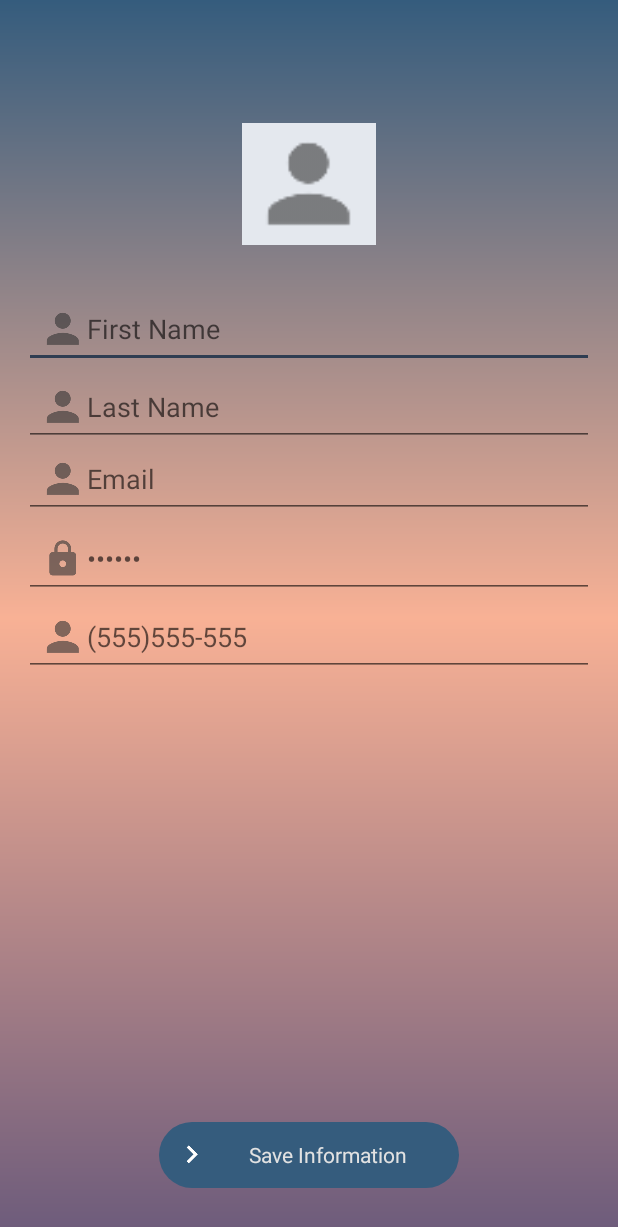
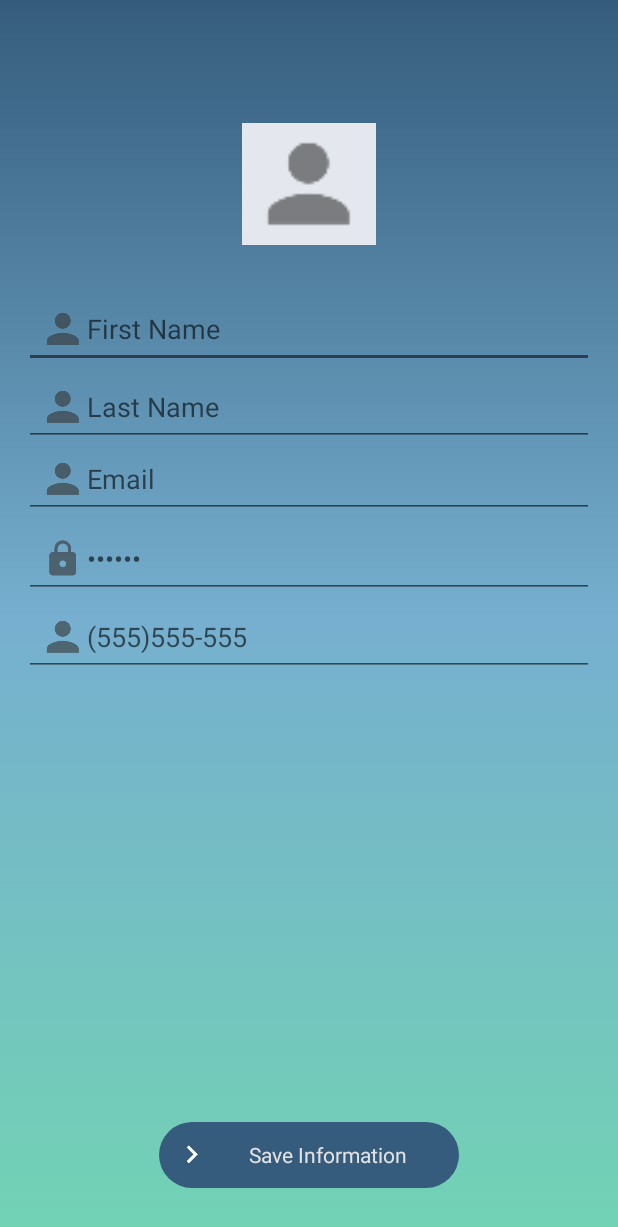
Before and after one commit to iamishan9/DynamicCarpool, an Android app: the layout activity_sign_up.xml on its own in the app's theme, with its tools: preview values and no code run, on a phone screen of 412 x 824 dp. Shown: the top 1227 px of the screen. Run offline under Robolectric (Android 15) with nearby library versions, the phone set to English and light mode, and no system bars.

Commit message:
Fix for submission

```diff
--- a/app/src/main/java/com/m1/iot/carpool/MainSubcategoryActivity.java
+++ b/app/src/main/java/com/m1/iot/carpool/MainSubcategoryActivity.java
@@ -120,6 +120,7 @@ public class MainSubcategoryActivity extends MainActivity implements AdapterView
         bundle.putString(PostListFragment.EXTRA_ORGANIZATION_ID, getSelectedOrganizationId());
 
         Fragment posts = new RecentPostsFragment();
+
         posts.setArguments(bundle);
         getSupportFragmentManager().beginTransaction().add(R.id.post_fragment_placeholder, posts, "PostsList").commit();
     }
--- a/app/src/main/res/layout/activity_sign_up.xml
+++ b/app/src/main/res/layout/activity_sign_up.xml
@@ -9,7 +9,7 @@
     android:paddingRight="@dimen/activity_horizontal_margin"
     android:paddingTop="@dimen/activity_vertical_margin"
     tools:context="com.m1.iot.carpool.SignUpActivity"
-    android:background="@drawable/gradient">
+    android:background="@drawable/gradient2">
 
 
     <ImageView
```
Also changed, not shown: 1 other file.
